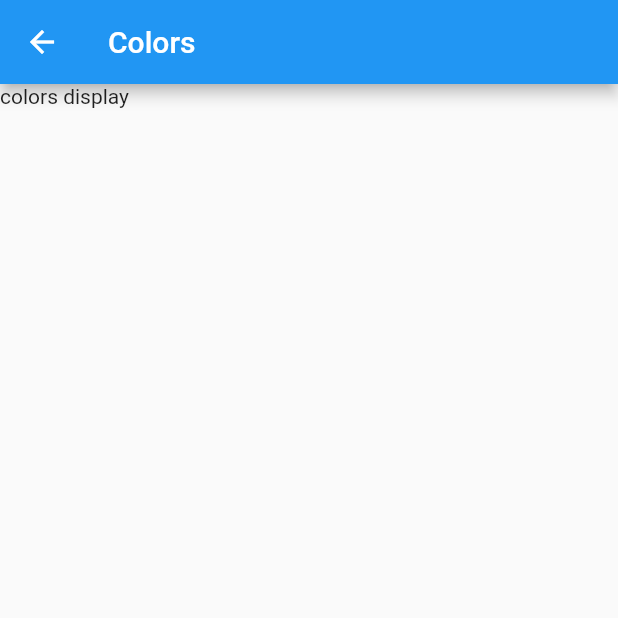
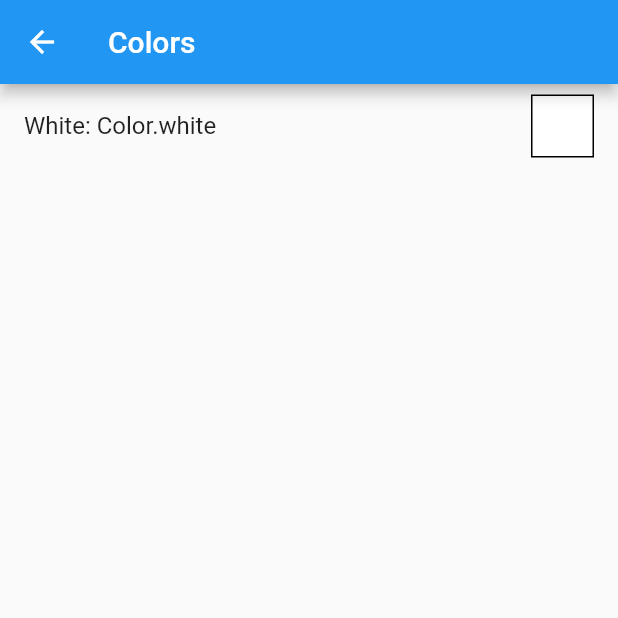
Before and after one commit to kamskr/lou_bank, a Flutter app: the ColorScreen screen opened directly, on a phone screen of 412 x 824 dp, the top half of it. Run offline on Flutter 3.47's test engine with Material 2 defaults, Android fonts, the phone set to English and light mode, and no system bars; our stand-ins replace bloc, flutter_bloc; generated files the repository leaves out were written again.

Commit message:
Add package dependency and white color

```diff
--- a/packages/lou_bank_ui/lib/lou_bank_ui.dart
+++ b/packages/lou_bank_ui/lib/lou_bank_ui.dart
@@ -1,7 +1,3 @@
 library lou_bank_ui;
 
-/// A Calculator.
-class Calculator {
-  /// Returns [value] plus 1.
-  int addOne(int value) => value + 1;
-}
+export 'src/lou_theme.dart';
--- a/packages/lou_bank_ui/lou_bank_gallery/lib/theme/color_screen.dart
+++ b/packages/lou_bank_ui/lou_bank_gallery/lib/theme/color_screen.dart
@@ -1,4 +1,5 @@
 import 'package:flutter/material.dart';
+import 'package:lou_bank_ui/lou_bank_ui.dart';
 
 class ColorScreen extends StatelessWidget {
   const ColorScreen({Key? key}) : super(key: key);
@@ -6,8 +7,21 @@ class ColorScreen extends StatelessWidget {
   @override
   Widget build(BuildContext context) {
     return Scaffold(
-      appBar: AppBar(title: Text('Colors')),
-      body: const Text('colors display'),
+      appBar: AppBar(title: const Text('Colors')),
+      body: ListView(children: <Widget>[
+        ListTile(
+          title: const Text('White: Color.white'),
+          trailing: SizedBox(
+            width: 42.0,
+            height: 42.0,
+            child: DecoratedBox(
+              decoration: BoxDecoration(
+                  color: LouColors.white,
+                  border: Border.all(color: Colors.black)),
+            ),
+          ),
+        )
+      ]),
     );
   }
 }
```
Also changed, not shown: packages/lou_bank_ui/lou_bank_gallery/pubspec.yaml (+3 -54 lines), 1 other file.
